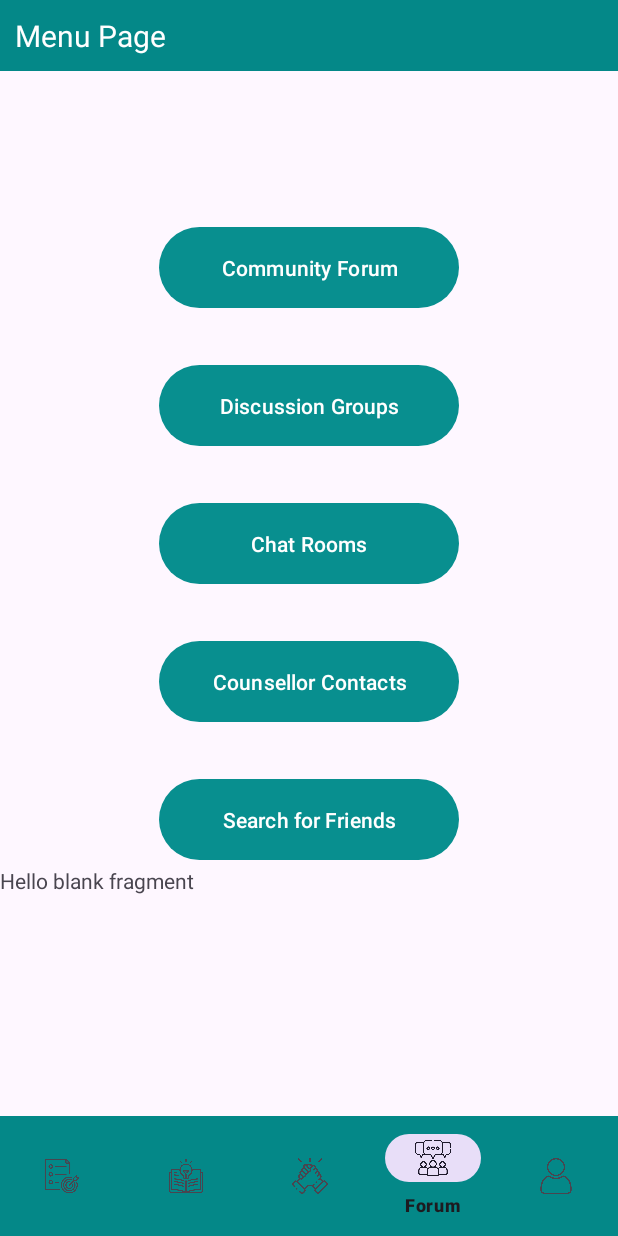
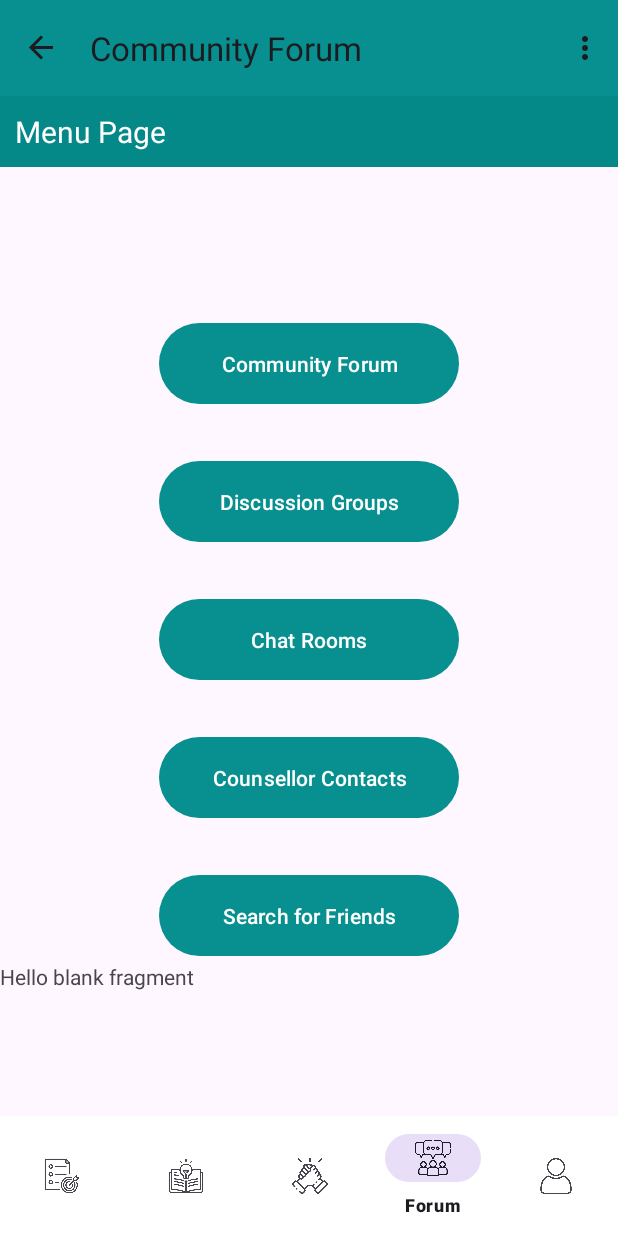
Before and after one commit to caileechang/drugrecoveryapps, an Android app: the MainActivity screen opened directly, with no data from a screen before it, item 4 of the bottom bar chosen, on a phone screen of 412 x 824 dp. Run offline under Robolectric (Android 15) with nearby library versions, the phone set to English and light mode, and no system bars; our stand-ins replace navigation-ui.

Commit message:
Adding App Bar

```diff
--- a/app/src/main/java/com/example/drugrecoveryapp/MainActivity.java
+++ b/app/src/main/java/com/example/drugrecoveryapp/MainActivity.java
@@ -1,33 +1,93 @@
 package com.example.drugrecoveryapp;
 
+import androidx.appcompat.app.ActionBar;
+import androidx.appcompat.app.ActionBarDrawerToggle;
 import androidx.appcompat.app.AppCompatActivity;
 import androidx.appcompat.widget.Toolbar;
 
-import android.content.Intent;
 import android.os.Bundle;
-import android.view.animation.AlphaAnimation;
+import android.view.Menu;
+import android.view.MenuItem;
 
-import androidx.fragment.app.Fragment;
-import androidx.fragment.app.FragmentManager;
-import androidx.fragment.app.FragmentTransaction;
+import androidx.drawerlayout.widget.DrawerLayout;
 import androidx.navigation.NavController;
+import androidx.navigation.NavDestination;
 import androidx.navigation.Navigation;
+import androidx.navigation.fragment.NavHostFragment;
+import androidx.navigation.ui.AppBarConfiguration;
+import androidx.navigation.ui.NavigationUI;
 
-import com.example.drugrecoveryapp.databinding.ActivityMainBinding;
+import com.google.android.material.bottomnavigation.BottomNavigationView;
 
 public class MainActivity extends AppCompatActivity {
-    private AlphaAnimation buttonClick = new AlphaAnimation(1F, 0.8F);
-    private Toolbar mToolbar;
-
-    ActivityMainBinding binding;
-
+    // private AlphaAnimation buttonClick = new AlphaAnimation(1F, 0.8F);
+    //private Toolbar mToolbar;
+    //ActivityMainBinding binding;
+    private ActionBarDrawerToggle toggle;
+    private DrawerLayout drawerLayout;
     @Override
     protected void onCreate(Bundle savedInstanceState) {
         super.onCreate(savedInstanceState);
         setContentView(R.layout.activity_main);
-        binding = ActivityMainBinding.inflate(getLayoutInflater());
-        setContentView(binding.getRoot());
 
+        //Set up App Bar
+        Toolbar toolbar = findViewById(R.id.toolbar);
+        setSupportActionBar(toolbar);
+
+        drawerLayout = findViewById(R.id.DLMain);
+        toggle = new ActionBarDrawerToggle(
+                this, drawerLayout, toolbar, R.string.navigation_drawer_open, R.string.navigation_drawer_close);
+        drawerLayout.addDrawerListener(toggle);
+        toggle.syncState();
+
+        NavHostFragment host = (NavHostFragment) getSupportFragmentManager().findFragmentById(R.id.fragment_container);
+        NavController navController = host.getNavController();
+
+        AppBarConfiguration appBarConfiguration = new AppBarConfiguration.Builder(navController.getGraph()).build();
+        NavigationUI.setupActionBarWithNavController(this, navController, appBarConfiguration);
+
+        //Set up bottom Navigation bar
+        BottomNavigationView bottomNav = findViewById(R.id.bottomNavigationView);
+        NavigationUI.setupWithNavController(bottomNav, navController);
+
+        // Set up a destination changed listener to update the toolbar title
+        navController.addOnDestinationChangedListener(new NavController.OnDestinationChangedListener() {
+            @Override
+            public void onDestinationChanged(NavController controller, NavDestination destination, Bundle arguments) {
+                // Update the toolbar title based on the destination label
+                ActionBar actionBar = getSupportActionBar();
+                if (actionBar != null) {
+                    actionBar.setTitle(destination.getLabel());
+                }
+            }
+        });
+    }
+
+    @Override
+    public boolean onCreateOptionsMenu(Menu menu) {
+        getMenuInflater().inflate(R.menu.menu_view_acc, menu);
+        return true;
+    }
+
+    @Override
+    public boolean onOptionsItemSelected(MenuItem item) {
+        try {
+            Navigation.findNavController(this, R.id.fragment_container).navigate(item.getItemId());
+            return true;
+        } catch (Exception ex) {
+            return super.onOptionsItemSelected(item);
+        }
+    }
+}
+
+
+        /*
+        //setupNavMenu(navController);
+
+       // binding = ActivityMainBinding.inflate(getLayoutInflater());
+       // setContentView(binding.getRoot());
+
+/*
 //        Intent intent = getIntent();
 //        if (intent.hasExtra("selectedFragment")) {
 //            int selectedFragmentId = intent.getIntExtra("selectedFragment", 0);
@@ -44,33 +104,34 @@ public class MainActivity extends AppCompatActivity {
         if (targetFragment != null) {
             if (targetFragment.equals("Educational Content")) {
                 targetFragment = null;
-                replaceFragment(new EducationalContentFragment());
+                replaceFragment(new EducationalContentFragment(),"Education Resources");
+
             } else if (targetFragment.equals("Motivation")) {
                 targetFragment = null;
-                replaceFragment(new MotivationFragment());
+                replaceFragment(new MotivationFragment(), "Motivation Quotes");
             } else if (targetFragment.equals("Forum")) {
                 targetFragment = null;
-                replaceFragment(new ForumFragment());
+                replaceFragment(new ForumFragment(),"Community Forum");
             } else if (targetFragment.equals("Profile")) {
                 targetFragment = null;
-                replaceFragment(new PersonProfileFragment());
+                replaceFragment(new PersonProfileFragment(),"Profile");
             }
         } else {
-            replaceFragment(new ReccoveryTrackFragment());
+            replaceFragment(new ReccoveryTrackFragment(),"Home");
         }
 
         binding.bottomNavigationView.setOnItemSelectedListener(item -> {
             int id = item.getItemId();
             if(id == R.id.reccoveryMenu){
-                replaceFragment(new ReccoveryTrackFragment());
+                replaceFragment(new ReccoveryTrackFragment(),"Home");
             } else if (id == R.id.educationalMenu) {
-                replaceFragment(new EducationalContentFragment());
+                replaceFragment(new EducationalContentFragment(),"Education Resources");
             } else if (id == R.id.motivationMenu) {
-                replaceFragment(new MotivationFragment());
+                replaceFragment(new MotivationFragment(),"Motivation Quotes");
             } else if (id == R.id.forumMenu) {
-                replaceFragment(new ForumFragment());
+                replaceFragment(new ForumFragment(), "Community Forum");
             } else if (id == R.id.personProfileMenu) {
-                replaceFragment(new PersonProfileFragment());
+                replaceFragment(new PersonProfileFragment(),"Profile");
             }
 
             return true;
@@ -85,12 +146,19 @@ public class MainActivity extends AppCompatActivity {
 //        finish();
 //    }
 
-    private void replaceFragment(Fragment fragment){
+    private void replaceFragment(Fragment fragment, String title){
         FragmentManager fragmentManager=getSupportFragmentManager();
         FragmentTransaction fragmentTransaction=fragmentManager.beginTransaction();
         fragmentTransaction.replace(R.id.fragment_container,fragment);
         fragmentTransaction.commit();
 
+        // Set the title for the Toolbar
+        if (getSupportActionBar() != null) {
+            getSupportActionBar().setTitle(title);
+        }
+
     }
 
-}
+
+
+ */
--- a/app/src/main/res/layout/activity_main.xml
+++ b/app/src/main/res/layout/activity_main.xml
@@ -1,36 +1,40 @@
 <?xml version="1.0" encoding="utf-8"?>
-<LinearLayout xmlns:android="http://schemas.android.com/apk/res/android"
+<androidx.drawerlayout.widget.DrawerLayout xmlns:android="http://schemas.android.com/apk/res/android"
     xmlns:app="http://schemas.android.com/apk/res-auto"
     xmlns:tools="http://schemas.android.com/tools"
+    android:id="@+id/DLMain"
     android:layout_width="match_parent"
     android:layout_height="match_parent"
-    tools:context=".MainActivity"
+    tools:context=".MainActivity">
+
+    <LinearLayout
+        android:layout_width="match_parent"
+        android:layout_height="match_parent"
         android:orientation="vertical">
 
+        <androidx.appcompat.widget.Toolbar
+            android:id="@+id/toolbar"
+            android:layout_width="match_parent"
+            android:layout_height="wrap_content"
+            android:background="?attr/colorPrimary"
+            android:minHeight="?attr/actionBarSize"
+            android:theme="?attr/actionBarTheme" />
 
         <androidx.fragment.app.FragmentContainerView
             android:id="@+id/fragment_container"
             android:name="androidx.navigation.fragment.NavHostFragment"
             android:layout_width="match_parent"
             android:layout_height="0dp"
-        android:layout_weight="1"
+            android:layout_weight = "1"
             app:defaultNavHost="true"
-        app:navGraph="@navigation/nav_fragment" />
-
-
-
-
+            app:navGraph = "@navigation/nav_fragment"/>
 
         <com.google.android.material.bottomnavigation.BottomNavigationView
             android:id="@+id/bottomNavigationView"
             android:layout_width="match_parent"
             android:layout_height="wrap_content"
-        android:background="#048888"
-        app:layout_constraintBottom_toBottomOf="parent"
-        app:layout_constraintEnd_toEndOf="parent"
-        app:layout_constraintStart_toStartOf="parent"
+            android:background="#FFFFFF"
             app:menu="@menu/menu_view_acc" />
+    </LinearLayout>
 
-
-
-</LinearLayout>
+</androidx.drawerlayout.widget.DrawerLayout>
--- a/app/src/main/res/menu/menu_view_acc.xml
+++ b/app/src/main/res/menu/menu_view_acc.xml
@@ -1,30 +1,35 @@
-<menu xmlns:app="http://schemas.android.com/apk/res-auto"
-    xmlns:android="http://schemas.android.com/apk/res/android">
+<menu xmlns:android="http://schemas.android.com/apk/res/android"
+    xmlns:app="http://schemas.android.com/apk/res-auto">
 
     <item
-        android:id="@+id/reccoveryMenu"
+        android:id="@+id/reccoveryTrackFragment"
+        android:icon="@drawable/recovery_icon"
         android:title="Home"
-    android:icon="@drawable/recovery_icon"/>
+        app:showAsAction="never" />
 
     <item
-        android:id="@+id/educationalMenu"
+        android:id="@+id/educationalContentFragment"
+        android:icon="@drawable/education_icon"
         android:title="Educational Content"
-        android:icon="@drawable/education_icon"/>
+        app:showAsAction="never" />
 
     <item
-        android:id="@+id/motivationMenu"
+        android:id="@+id/motivationFragment"
+        android:icon="@drawable/motivation_icon"
         android:title="Motivation"
-        android:icon="@drawable/motivation_icon"/>
+        app:showAsAction="never" />
 
     <item
-        android:id="@+id/forumMenu"
+        android:id="@+id/forumFragment"
+        android:icon="@drawable/forum_icon"
         android:title="Forum"
-        android:icon="@drawable/forum_icon"/>
+        app:showAsAction="never" />
 
     <item
-        android:id="@+id/personProfileMenu"
+        android:id="@+id/personProfileFragment"
+        android:icon="@drawable/profile_icon"
         android:title="Profile"
-        android:icon="@drawable/profile_icon"/>
+        app:showAsAction="never" />
 
     <!--    <item-->
     <!--        android:id="@+id/changePassMenu"-->
--- a/app/src/main/res/navigation/nav_fragment.xml
+++ b/app/src/main/res/navigation/nav_fragment.xml
@@ -5,31 +5,30 @@
     android:id="@+id/nav_fragment"
     app:startDestination="@id/reccoveryTrackFragment">
 
-
     <fragment
         android:id="@+id/educationalContentFragment"
         android:name="com.example.drugrecoveryapp.EducationalContentFragment"
-        android:label="fragment_educational_content"
+        android:label="Education and Resources"
         tools:layout="@layout/fragment_educational_content" />
     <fragment
         android:id="@+id/forumFragment"
         android:name="com.example.drugrecoveryapp.ForumFragment"
-        android:label="fragment_forum"
+        android:label="Community Forum"
         tools:layout="@layout/fragment_forum" />
     <fragment
         android:id="@+id/reccoveryTrackFragment"
         android:name="com.example.drugrecoveryapp.ReccoveryTrackFragment"
-        android:label="fragment_reccovery_track"
+        android:label="Home"
         tools:layout="@layout/fragment_reccovery_track" />
     <fragment
         android:id="@+id/motivationFragment"
         android:name="com.example.drugrecoveryapp.MotivationFragment"
-        android:label="fragment_motivation"
+        android:label="Motivation Quotes"
         tools:layout="@layout/fragment_motivation" />
     <fragment
         android:id="@+id/personProfileFragment"
         android:name="com.example.drugrecoveryapp.PersonProfileFragment"
-        android:label="PersonProfileFragment"
+        android:label="User Profile"
         tools:layout="@layout/fragment_person_profile"/>
 
     <activity
@@ -49,6 +48,7 @@
         android:id="@+id/destSearchFriend"
         android:name="com.example.drugrecoveryapp.FindFriendsActivity"
         tools:layout="@layout/activity_find_friends"/>
+
     <activity
         android:id="@+id/editProfile"
         android:name="com.example.drugrecoveryapp.EditProfile"
--- a/app/src/main/res/values/strings.xml
+++ b/app/src/main/res/values/strings.xml
@@ -117,4 +117,6 @@
     <string name="create_posts_btn">Create Posts</string>
     <string name="popular_posts">Popular Posts</string>
     <string name="counsellor_contacts">Counsellor Contacts</string>
+    <string name="navigation_drawer_open">Open navigation drawer</string>
+    <string name="navigation_drawer_close">Close navigation drawer</string>
 </resources>
```
Also changed, not shown: app/src/main/res/layout/fragment_educational_content.xml (+0 -20 lines). Lines whose indentation alone changed are shown as unchanged.
